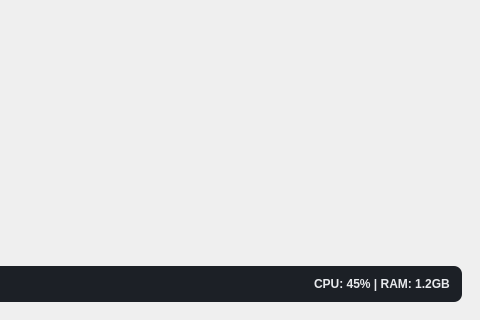
Harland-Liwalit/qSrtTool, file mainwindow.ui: the form before one commit; both pictures show x 620 to 1100 and y 400 to 720 of the 1100 by 720 pixel window.
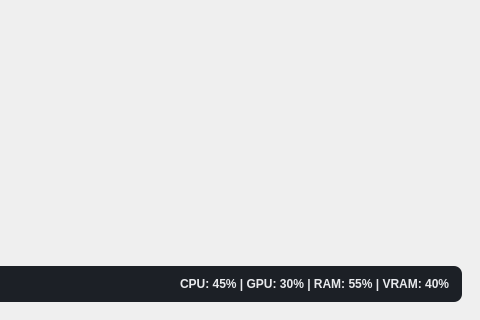
The form after the commit.

Patch:
```diff
--- a/mainwindow.ui
+++ b/mainwindow.ui
@@ -425,7 +425,7 @@
             <string notr="true">color: #E8EAED; font-weight: 600;</string>
            </property>
            <property name="text">
-            <string>CPU: 45% | RAM: 1.2GB</string>
+            <string>CPU: 45% | GPU: 30% | RAM: 55% | VRAM: 40%</string>
            </property>
           </widget>
          </item>
```
